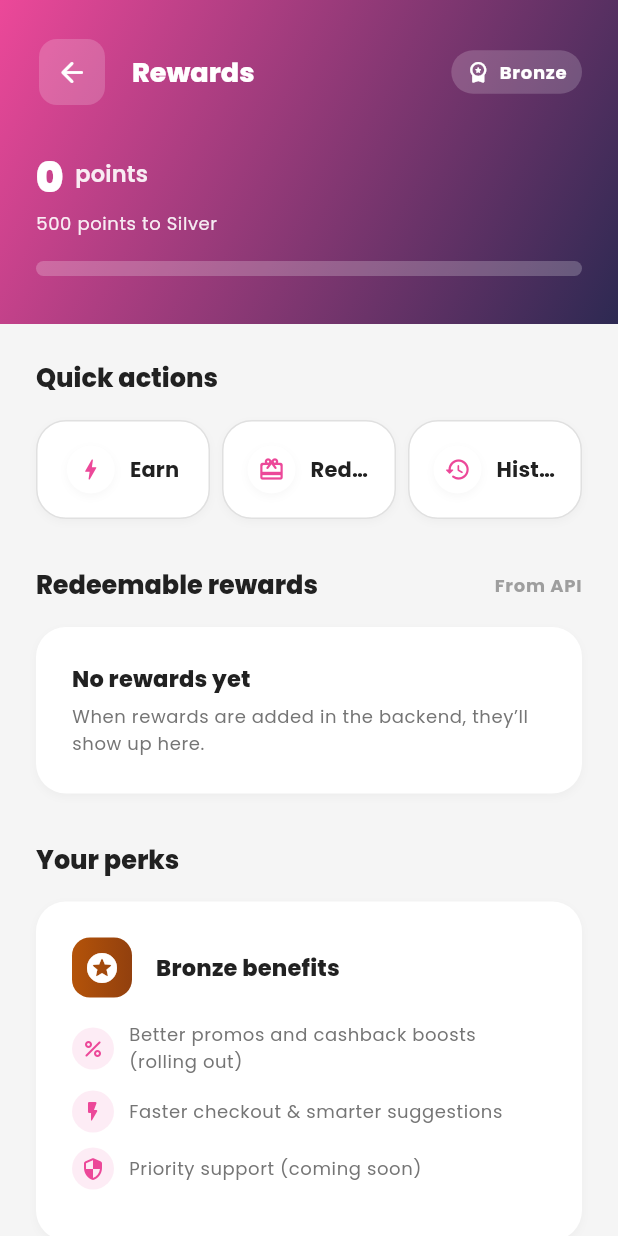
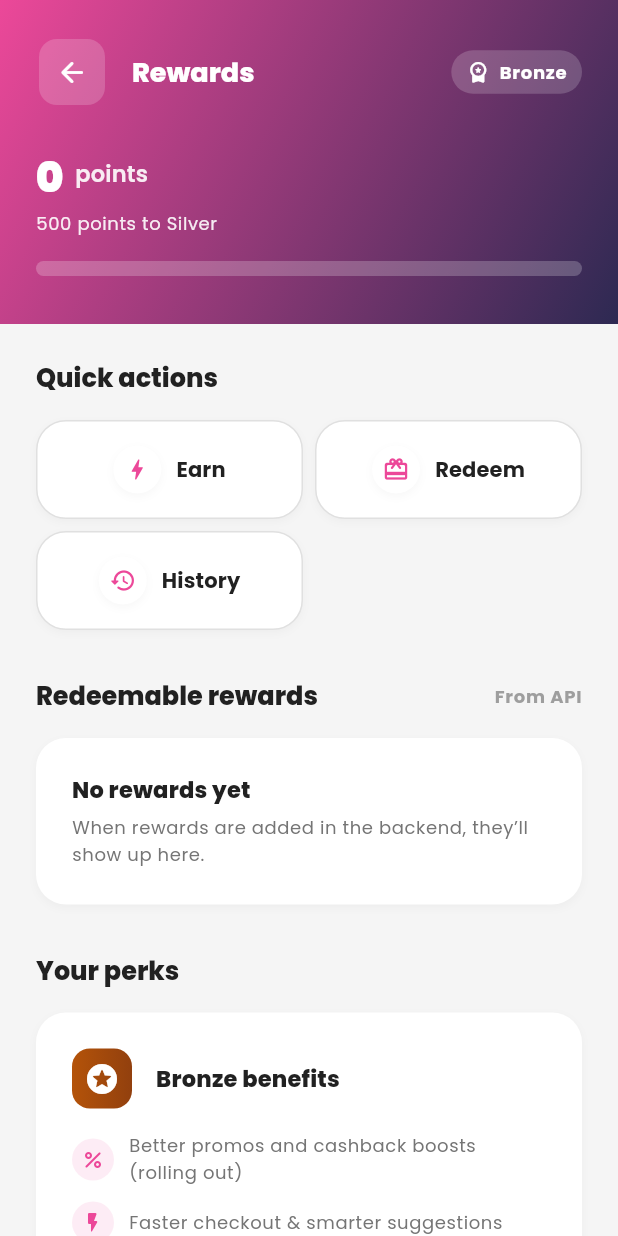
Before and after one commit to p2foundation/Lidapay-flutter, a Flutter app: the RewardsHubScreen screen opened by its route, on a phone screen of 412 x 824 dp. Run offline on Flutter 3.47's test engine with Material 3 defaults, Android fonts, the phone set to English and light mode, and no system bars; drawn by our look-alikes of flutter_animate; our stand-ins replace app_links, dio, fl_chart, flutter_riverpod, flutter_svg, freezed_annotation and 6 more; missing offline and left inert: flutter_gravatar; accounts and stored records are empty; generated files the repository leaves out were written again; network calls fail.

Commit message:
v1 Completed

```diff
--- a/lib/presentation/features/rewards/screens/rewards_hub_screen.dart
+++ b/lib/presentation/features/rewards/screens/rewards_hub_screen.dart
@@ -191,25 +191,32 @@ class _QuickActions extends StatelessWidget {
               ),
         ),
         const SizedBox(height: AppSpacing.md),
-        Row(
+        LayoutBuilder(
+          builder: (context, constraints) {
+            final chipWidth = (constraints.maxWidth - AppSpacing.sm) / 2;
+
+            return Wrap(
+              spacing: AppSpacing.sm,
+              runSpacing: AppSpacing.sm,
               children: [
-            Expanded(
+                SizedBox(
+                  width: chipWidth,
                   child: _ActionChip(
                     icon: Icons.bolt_rounded,
                     label: 'Earn',
                     onTap: () => _showComingSoon(context, 'Earn more points'),
                   ),
                 ),
-            const SizedBox(width: AppSpacing.sm),
-            Expanded(
+                SizedBox(
+                  width: chipWidth,
                   child: _ActionChip(
                     icon: Icons.card_giftcard_rounded,
                     label: 'Redeem',
                     onTap: () => _showComingSoon(context, 'Redeem rewards'),
                   ),
                 ),
-            const SizedBox(width: AppSpacing.sm),
-            Expanded(
+                SizedBox(
+                  width: chipWidth,
                   child: _ActionChip(
                     icon: Icons.history_rounded,
                     label: 'History',
@@ -217,6 +224,8 @@ class _QuickActions extends StatelessWidget {
                   ),
                 ),
               ],
+            );
+          },
         ),
       ],
     ).animate().fadeIn(delay: 80.ms).slideY(begin: 0.06, end: 0);
```
Also changed, not shown: lib/core/widgets/service_card.dart (+6 -5 lines), lib/presentation/features/airtime/screens/enter_phone_screen.dart (+11 -4 lines), lib/presentation/features/dashboard/screens/dashboard_screen.dart (+4 -4 lines), lib/presentation/features/transactions/screens/transactions_screen.dart (+7 -1 lines), 2 other files. Lines whose indentation alone changed are shown as unchanged.
